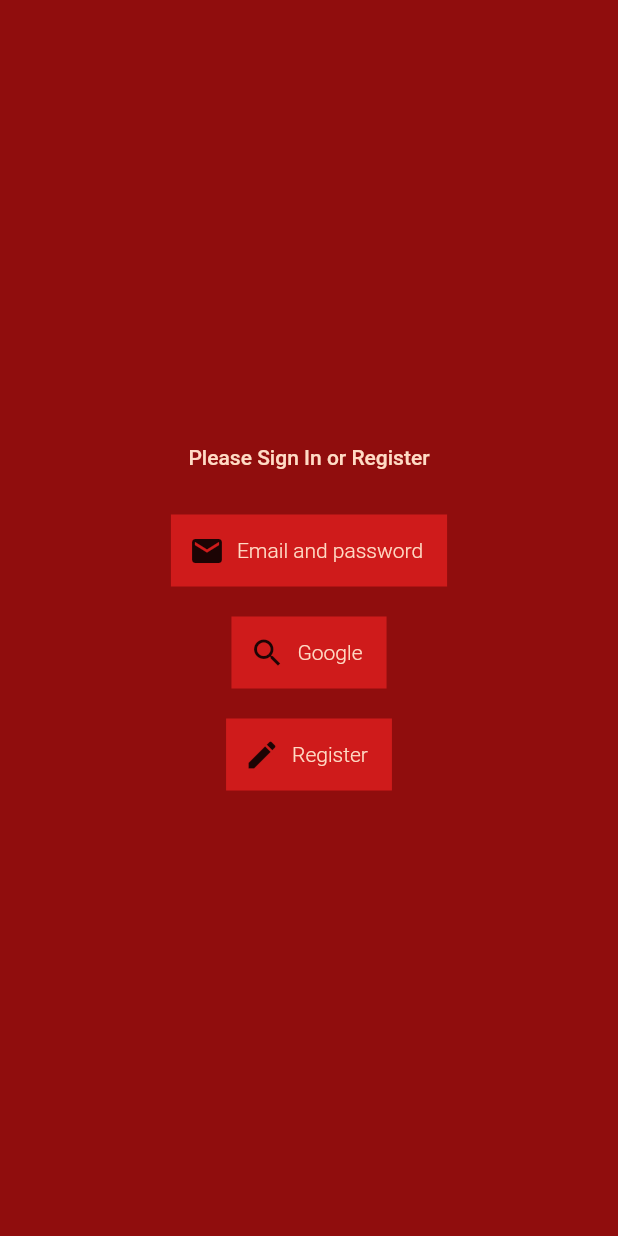
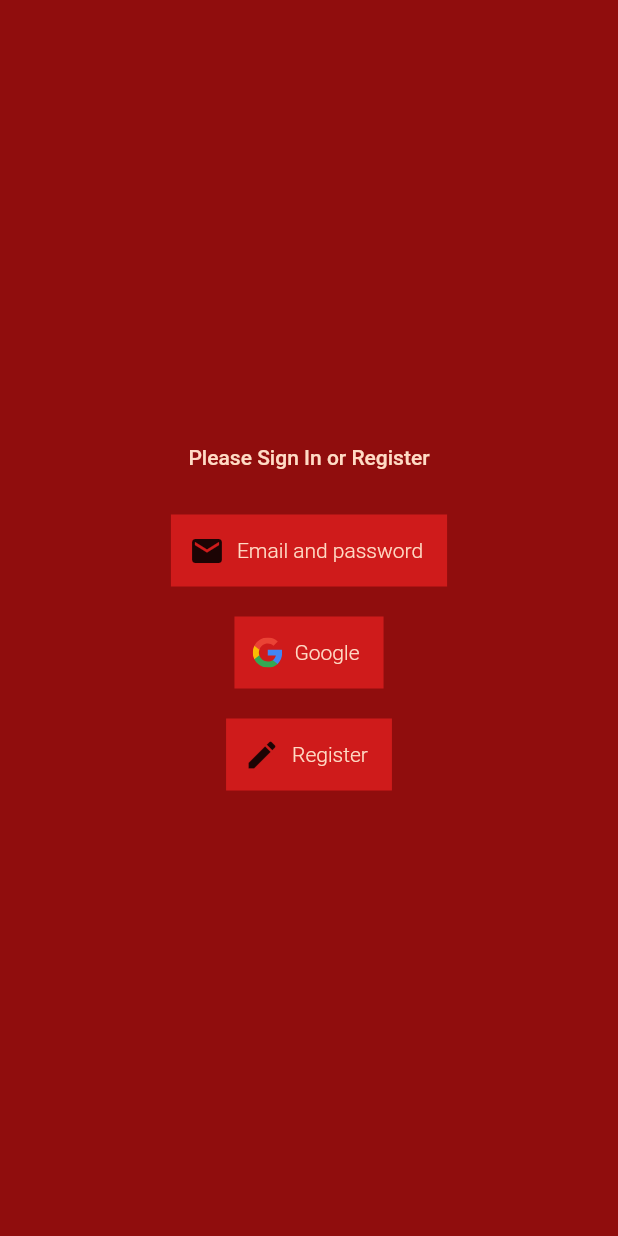
Before and after one commit to Chokolite/test_flutter_app_with_firebase, a Flutter app: the screen it shows after launch, after a tap on "Google", on a phone screen of 412 x 824 dp. Run offline on Flutter 3.47's test engine with Material 2 defaults, Android fonts, the phone set to English and light mode, and no system bars; our stand-ins replace cloud_firestore, firebase_auth, firebase_core, firebase_storage, flutter_svg, google_sign_in and 1 more; accounts and stored records are empty.

Commit message:
added asset Google G logo and changed icon on sign in screen

```diff
--- a/lib/screens/authenticate/signIn/SignIn.dart
+++ b/lib/screens/authenticate/signIn/SignIn.dart
@@ -1,4 +1,5 @@
 import 'package:flutter/material.dart';
+import 'package:flutter_svg/flutter_svg.dart';
 import 'package:my_flutter_app_with_firebase/screens/authenticate/Register.dart';
 import 'package:my_flutter_app_with_firebase/screens/authenticate/signIn/SignIn_Provider.dart';
 import 'package:my_flutter_app_with_firebase/shared/Constants.dart';
@@ -7,6 +8,11 @@ import 'package:my_flutter_app_with_firebase/screens/authenticate/Email.dart';
 class SignIn extends StatelessWidget {
   @override
   Widget build(BuildContext context) {
+    final String googleLogo = "assets/svg/Google_Logo.svg";
+    final Widget googleSvgIcon = SvgPicture.asset(
+      googleLogo,
+      semanticsLabel: "Google G Logo",
+    );
     SignInProvider _auth = SignInProvider();
     return Scaffold(
       body: Container(
@@ -15,36 +21,60 @@ class SignIn extends StatelessWidget {
           child: Column(
             mainAxisAlignment: MainAxisAlignment.center,
             children: [
-              Text("Please Sign In or Register", style: textColor.copyWith(fontWeight: FontWeight.w500),),
-              SizedBox(height: 30,),
+              Text(
+                "Please Sign In or Register",
+                style: textColor.copyWith(fontWeight: FontWeight.w500),
+              ),
+              SizedBox(
+                height: 30,
+              ),
               Container(
                   color: buttonColor,
-                  child:
-                  FlatButton.icon(
+                  child: FlatButton.icon(
                       onPressed: () {
-                        Navigator.push(context, MaterialPageRoute(builder: (context) => Email()));},
+                        Navigator.push(context,
+                            MaterialPageRoute(builder: (context) => Email()));
+                      },
                       icon: Icon(Icons.email),
-                      label: Text("Email and password", style: textColor,))),
+                      label: Text(
+                        "Email and password",
+                        style: textColor,
+                      ))),
               SizedBox(
                 height: 20,
               ),
               Container(
                   color: buttonColor,
                   child: FlatButton.icon(
-                      onPressed: (){_auth.authWithGoogle();},
-                      icon: Icon(Icons.search),
-                      label: Text("Google", style: textColor,))),
+                      onPressed: () {
+                        _auth.authWithGoogle();
+                      },
+                      icon: SizedBox(
+                        height: 20,
+                        width: 20,
+                        child: googleSvgIcon,
+                      ),
+                      label: Text(
+                        "Google",
+                        style: textColor,
+                      ))),
               SizedBox(
                 height: 20,
               ),
               Container(
-                color: buttonColor,
+                  color: buttonColor,
                   child: FlatButton.icon(
                       onPressed: () {
-                        Navigator.push(context, MaterialPageRoute(builder: (context) => Register()));
+                        Navigator.push(
+                            context,
+                            MaterialPageRoute(
+                                builder: (context) => Register()));
                       },
                       icon: Icon(Icons.create),
-                      label: Text("Register", style: textColor,))),
+                      label: Text(
+                        "Register",
+                        style: textColor,
+                      ))),
             ],
           ),
         ),
--- a/pubspec.yaml
+++ b/pubspec.yaml
@@ -35,6 +35,7 @@ dependencies:
   google_sign_in: ^4.5.3
   provider: ^4.3.2+2
   image_picker: ^0.6.7+7
+  flutter_svg: ^0.19.0
 
 dev_dependencies:
   flutter_test:
@@ -55,6 +56,8 @@ flutter:
   # assets:
   #   - images/a_dot_burr.jpeg
   #   - images/a_dot_ham.jpeg
+  assets:
+    - assets/svg/Google_Logo.svg
 
   # An image asset can refer to one or more resolution-specific "variants", see
   # https://flutter.dev/assets-and-images/#resolution-aware.
```
Also changed, not shown: assets/svg/Google_Logo.svg (added), pubspec.lock.
